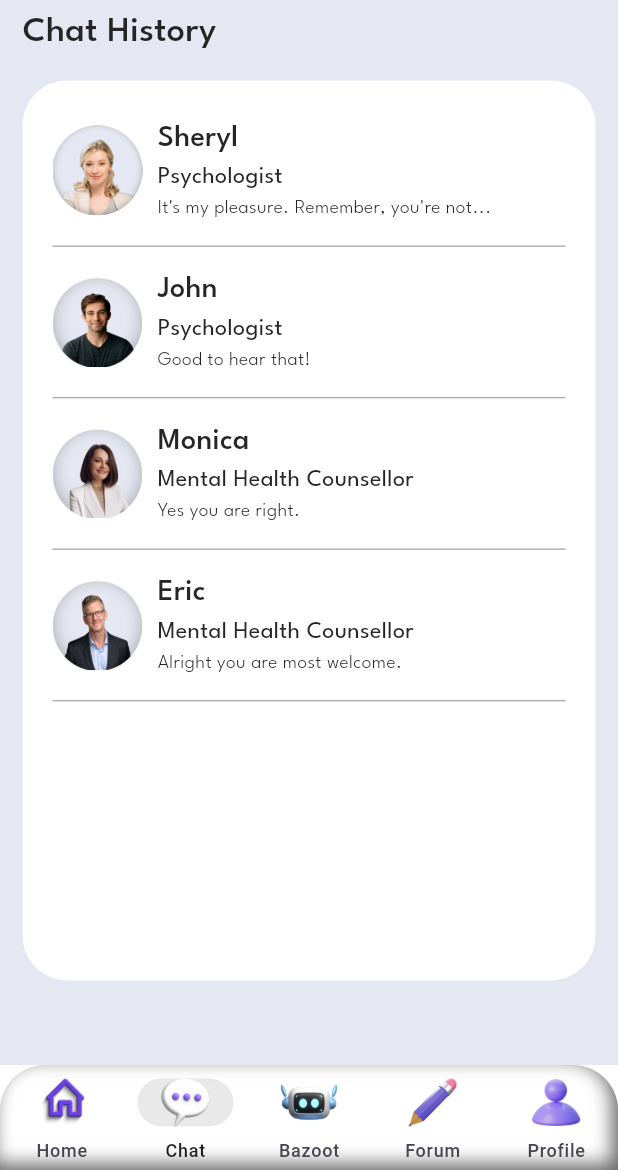
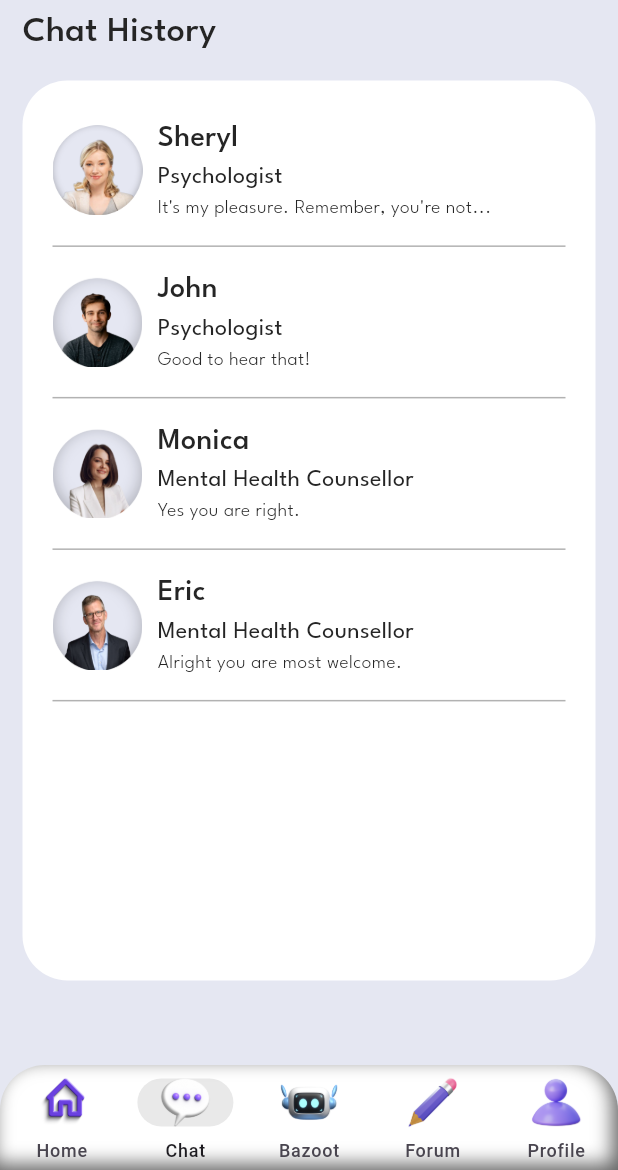
Before and after one commit to sanchick02/moodee, a Flutter app: the screen it shows once a user with an empty profile is signed in, item 2 of the bottom bar chosen, on a phone screen of 412 x 824 dp, the part 66-1236 px from its top. Run offline on Flutter 3.47's test engine with Material 3 defaults, Android fonts, the phone set to English and light mode, and no system bars; our stand-ins replace cloud_firestore, firebase_auth, firebase_core, flutter_inset_box_shadow, rive, table_calendar; accounts and stored records are empty.

Commit message:
styling of navbar

```diff
--- a/lib/navigation.dart
+++ b/lib/navigation.dart
@@ -51,9 +51,8 @@ class _NavigationState extends State<Navigation> {
   Widget build(BuildContext context) {
     return Scaffold(
       resizeToAvoidBottomInset: false,
-      backgroundColor: AppColor.fontColorSecondary,
-
-       body: _isLoading ? SplashScreen() : pages[currentIndex],
+      backgroundColor: AppColor.backgroundColor,
+      body: _isLoading ? SplashScreen() : pages[currentIndex],
       bottomNavigationBar: Stack(
         children: [
           Container(
```
